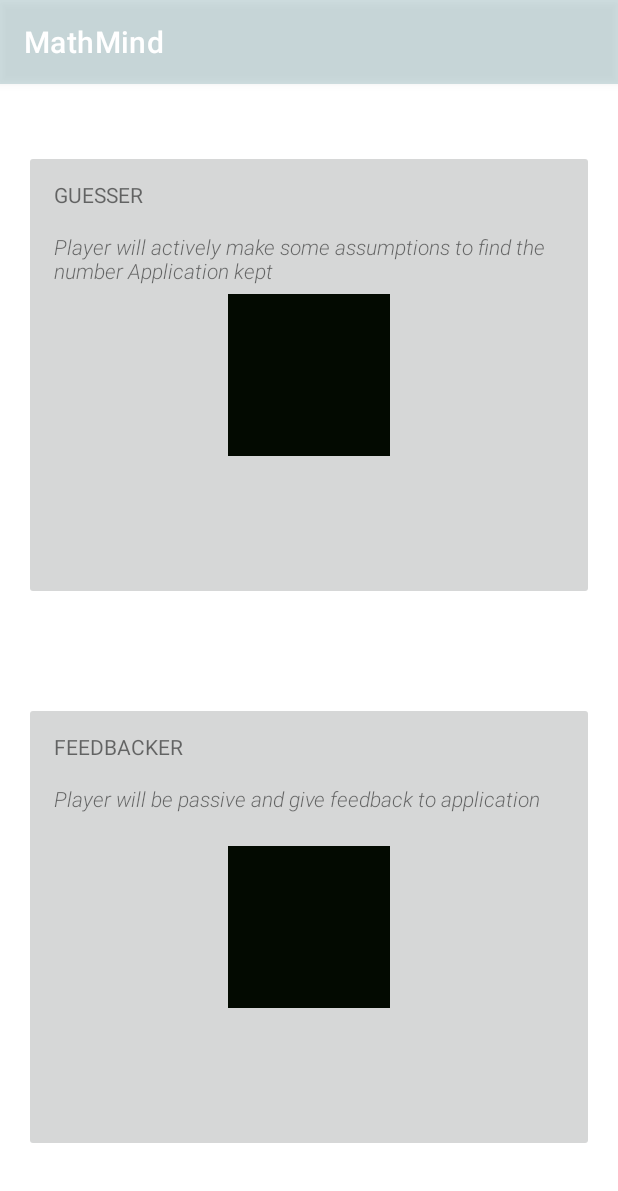
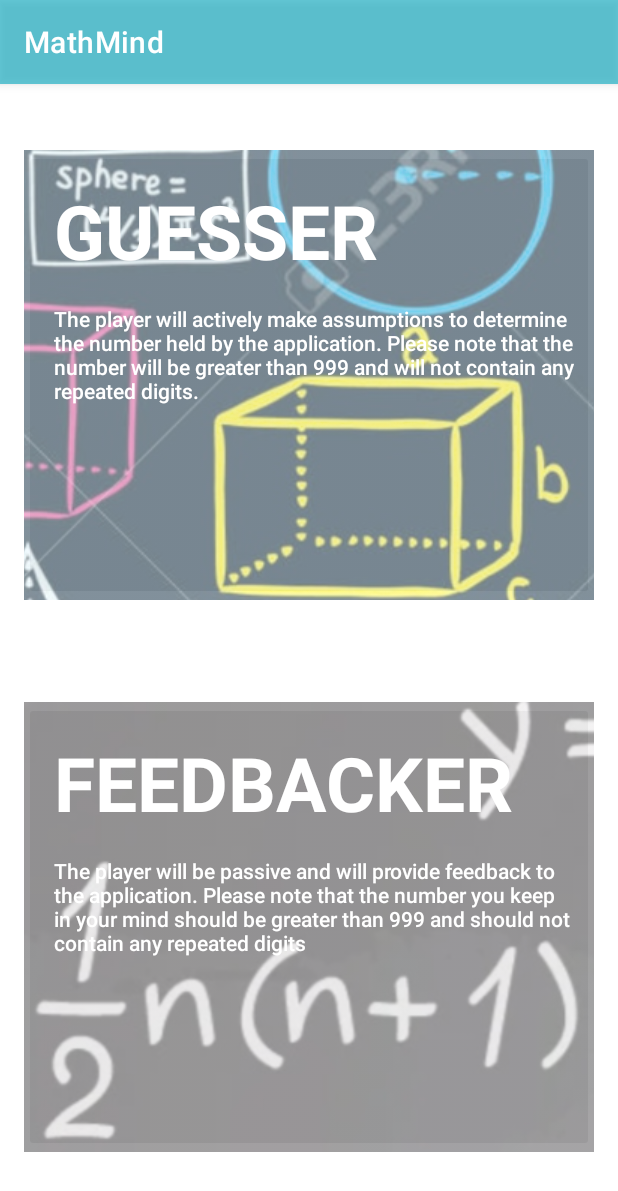
Before and after one commit to serdarselcuk/mathMind_android, an Android app: the fragment HomeFragment shown on its own in the app's theme, on a phone screen of 412 x 824 dp. Shown: the top 1191 px of the screen. Run offline under Robolectric (Android 15) with nearby library versions, the phone set to English and light mode, and no system bars.

Commit message:
visual changes

```diff
--- a/app/src/main/java/com/src/mathmind/ui/feedbacker/FeedBackerViewModel.kt
+++ b/app/src/main/java/com/src/mathmind/ui/feedbacker/FeedBackerViewModel.kt
@@ -18,8 +18,6 @@ class FeedBackerViewModel : ViewModel() {
         private val usedNumberSet = mutableSetOf<Int>()
         private val possibleNumbers = mutableListOf<Int>()
     }
-
-    var score: Int = 0
 
     private val _minus = MutableLiveData<Int>().apply { value = 0 }
     val minus: LiveData<Int> = _minus
--- a/app/src/main/java/com/src/mathmind/ui/home/HomeFragment.kt
+++ b/app/src/main/java/com/src/mathmind/ui/home/HomeFragment.kt
@@ -27,7 +27,7 @@ class HomeFragment : Fragment() {
         savedInstanceState: Bundle?
     ): View {
         val homeViewModel =
-            ViewModelProvider(this).get(HomeViewModel::class.java)
+            ViewModelProvider(this)[HomeViewModel::class.java]
 
         _binding = FragmentHomeBinding.inflate(inflater, container, false)
         val root: View = binding.root
--- a/app/src/main/java/com/src/mathmind/utils/RandomGenerator.kt
+++ b/app/src/main/java/com/src/mathmind/utils/RandomGenerator.kt
@@ -15,7 +15,7 @@ class RandomGenerator(
         array = ByteArray(16)
         secureRandom.nextBytes(array)
         val salt = array
-        return Base64.getEncoder().encodeToString(salt);
+        return Base64.getEncoder().encodeToString(salt)
     }
 
     fun generateRandomUniqueDigits(
--- a/app/src/main/java/com/src/mathmind/utils/Utility.kt
+++ b/app/src/main/java/com/src/mathmind/utils/Utility.kt
@@ -1,12 +1,9 @@
 package com.src.mathmind.utils
 
-import android.app.AlertDialog
 import android.content.Context
 import android.graphics.drawable.ColorDrawable
 import android.view.View
 import androidx.core.content.ContextCompat
-import androidx.core.content.ContextCompat.getString
-import androidx.navigation.findNavController
 import com.src.mathmind.R
 import com.src.mathmind.models.GuessModel
 import kotlinx.coroutines.Dispatchers
--- a/app/src/main/res/layout/fragment_home.xml
+++ b/app/src/main/res/layout/fragment_home.xml
@@ -13,7 +13,8 @@
         android:layout_height="300dp"
         android:layout_marginStart="16dp"
         android:layout_marginTop="44dp"
-        android:src="@drawable/ic_launcher_background"
+        android:src="@drawable/math_board_1"
+        android:alpha="0.5"
         app:layout_constraintStart_toStartOf="parent"
         app:layout_constraintTop_toTopOf="parent"/>
 
@@ -23,7 +24,8 @@
         android:layout_height="300dp"
         android:layout_marginStart="16dp"
         android:layout_marginTop="12dp"
-        android:src="@drawable/ic_launcher_background"
+        android:src="@drawable/math_board_2"
+        android:alpha="0.5"
         app:layout_constraintBottom_toBottomOf="parent"
         app:layout_constraintStart_toStartOf="parent"
         app:layout_constraintTop_toBottomOf="@+id/guesser_button"
@@ -32,10 +34,13 @@
     <TextView
         android:id="@+id/header_guess"
         android:text="@string/guess_header"
+        android:textSize="50sp"
         android:layout_width="wrap_content"
         android:layout_height="wrap_content"
         android:layout_marginStart="20dp"
         android:layout_marginTop="20dp"
+        android:textColor="#FFFFFFFF"
+        android:textStyle="bold"
         app:layout_constraintStart_toStartOf="@+id/guesser_button"
         app:layout_constraintTop_toTopOf="@+id/guesser_button" />
 
@@ -46,15 +51,19 @@
         android:layout_marginTop="15dp"
         android:fontFamily="sans-serif-light"
         android:text="@string/guess_subText"
-        android:textStyle="italic"
+        android:textColor="#FFFFFFFF"
+        android:textStyle="bold"
         app:layout_constraintStart_toStartOf="@+id/header_guess"
         app:layout_constraintTop_toBottomOf="@+id/header_guess" />
 
     <TextView
         android:id="@+id/header_feedbacker"
+        android:textSize="50sp"
         android:text="@string/feedBacker_header"
         android:layout_width="wrap_content"
         android:layout_height="wrap_content"
+        android:textColor="#FFFFFFFF"
+        android:textStyle="bold"
         android:layout_marginStart="20dp"
         android:layout_marginTop="20dp"
         app:layout_constraintStart_toStartOf="@+id/feedbackerButton"
@@ -66,8 +75,9 @@
         android:layout_height="wrap_content"
         android:layout_marginTop="15dp"
         android:fontFamily="sans-serif-light"
+        android:textColor="#FFFFFFFF"
+        android:textStyle="bold"
         android:text="@string/feedBacker_subText"
-        android:textStyle="italic"
         app:layout_constraintStart_toStartOf="@+id/header_feedbacker"
         app:layout_constraintTop_toBottomOf="@+id/header_feedbacker" />
 </androidx.constraintlayout.widget.ConstraintLayout>
--- a/app/src/main/res/values/colors.xml
+++ b/app/src/main/res/values/colors.xml
@@ -6,7 +6,7 @@
     <color name="teal_200">#FF03DAC5</color>
     <color name="teal_700">#FF018786</color>
     <color name="black">#FF000000</color>
-    <color name="coolGrey">#4F6B9AA0</color>
+    <color name="coolGrey">#AB1BB1C5</color>
     <color name="white">#FFFFFFFF</color>
     <color name="red_highlight">#90E13737</color>
     <color name="yellow_highlight">#A1FFEB3B</color>
--- a/app/src/main/res/values/strings.xml
+++ b/app/src/main/res/values/strings.xml
@@ -11,9 +11,9 @@
     <string name="menu_guesser">Guesser</string>
     <string name="menu_feedBacker">FeedBacker</string>
     <string name="guess_header">GUESSER</string>
-    <string name="guess_subText">Player will actively make some assumptions to find the number Application kept</string>
+    <string name="guess_subText">The player will actively make assumptions to determine the number held by the application. Please note that the number will be greater than 999 and will not contain any repeated digits.</string>
     <string name="feedBacker_header">FEEDBACKER</string>
-    <string name="feedBacker_subText">Player will be passive and give feedback to application</string>
+    <string name="feedBacker_subText">The player will be passive and will provide feedback to the application. Please note that the number you keep in your mind should be greater than 999 and should not contain any repeated digits</string>
     <!-- TODO: Remove or change this placeholder text -->
     <string name="hello_blank_fragment">Hello blank fragment</string>
     <string name="sing_on_button">Sign On</string>
```
Also changed, not shown: app/src/main/java/com/src/mathmind/service/CallService.kt (+0 -24 lines), app/src/main/java/com/src/mathmind/utils/GuessEngine.kt (deleted, +0 -66 lines), app/src/main/res/drawable/math_board_1.png (added), app/src/main/res/drawable/math_board_2.png (added), app/src/main/res/drawable/math_brain.png (added), app/src/main/res/drawable/math_brain_2.png (added).
